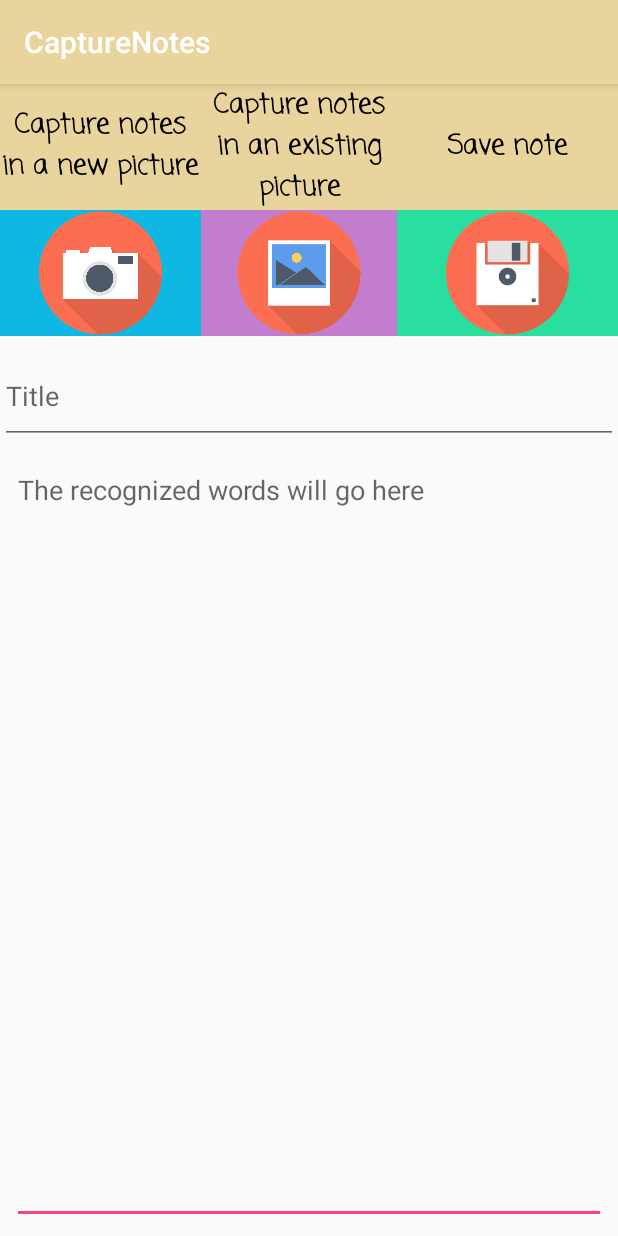
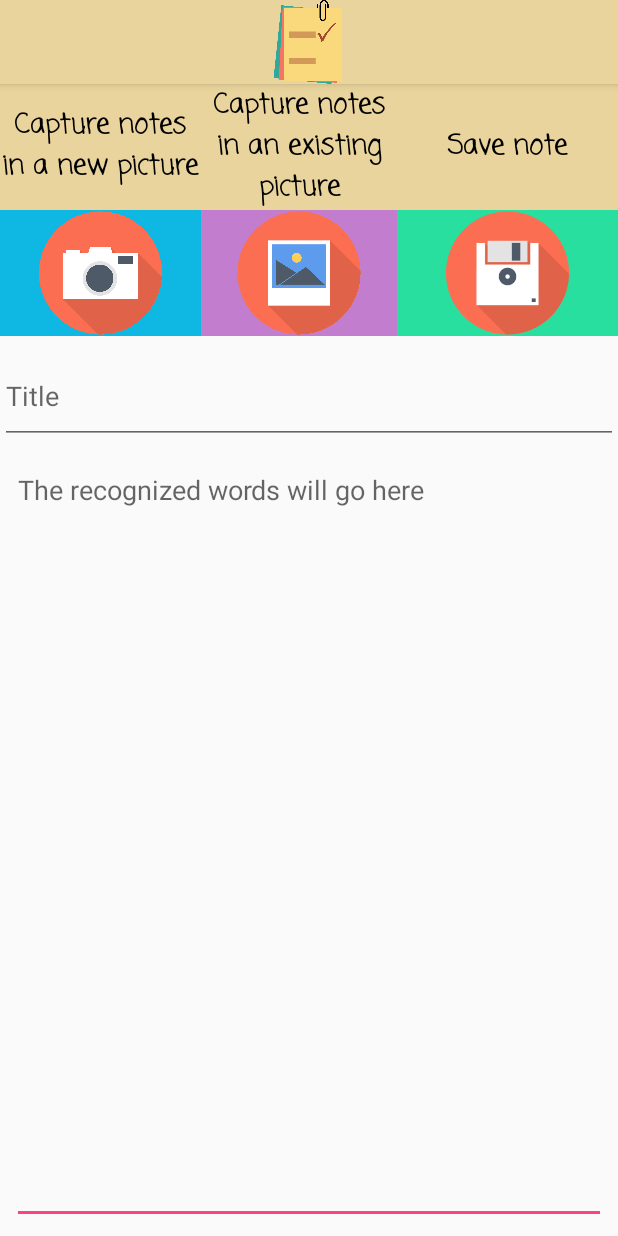
Before and after one commit to thomastriplett/CaptureNotes, an Android app: the screen it shows after launch (ImageActivity), after a tap on an icon or button, on a phone screen of 412 x 824 dp. Run offline under Robolectric (Android 15) with nearby library versions, the phone set to English and light mode, and no system bars; libraries missing offline, so code that uses them is left out: com.google.api.client, com.google.api.services; Roboto replaces fonts that are not available here; 3 statements that could not run were skipped.

Commit message:
Added app icon to action bar

```diff
--- a/app/src/main/java/com/thomastriplett/capturenotes/ImageActivity.java
+++ b/app/src/main/java/com/thomastriplett/capturenotes/ImageActivity.java
@@ -136,6 +136,8 @@ public final class ImageActivity extends AppCompatActivity {
     super.onCreate(savedInstanceState);
 
     setContentView(R.layout.activity_image);
+    getSupportActionBar().setIcon(R.drawable.notes);
+    getSupportActionBar().setDisplayShowHomeEnabled(true);
 
     recordText = (TextView) findViewById(R.id.image_record_text);
     noteTitle = findViewById(R.id.image_note_title);
--- a/app/src/main/java/com/thomastriplett/capturenotes/MainActivity.java
+++ b/app/src/main/java/com/thomastriplett/capturenotes/MainActivity.java
@@ -21,6 +21,8 @@ public class MainActivity extends AppCompatActivity {
     protected void onCreate(Bundle savedInstanceState) {
         super.onCreate(savedInstanceState);
         setContentView(R.layout.activity_main);
+        getSupportActionBar().setIcon(R.drawable.notes);
+        getSupportActionBar().setDisplayShowHomeEnabled(true);
 
         notesButton = findViewById(R.id.notes_button);
         imageButton = findViewById(R.id.image_button);
--- a/app/src/main/java/com/thomastriplett/capturenotes/NotesActivity.java
+++ b/app/src/main/java/com/thomastriplett/capturenotes/NotesActivity.java
@@ -35,6 +35,8 @@ public class NotesActivity extends AppCompatActivity {
     protected void onCreate(Bundle savedInstanceState) {
         super.onCreate(savedInstanceState);
         setContentView(R.layout.activity_notes);
+        getSupportActionBar().setIcon(R.drawable.notes);
+        getSupportActionBar().setDisplayShowHomeEnabled(true);
         TextView myTextView = findViewById(R.id.myTextView);
         SharedPreferences sharedPreferences = getSharedPreferences("c.sakshi.lab5", Context.MODE_PRIVATE);
         username = sharedPreferences.getString("username","");
```
